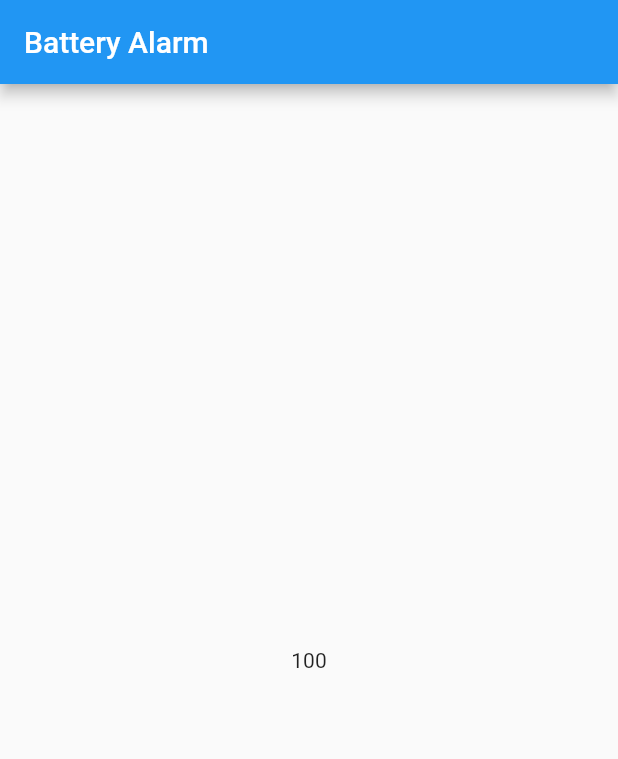
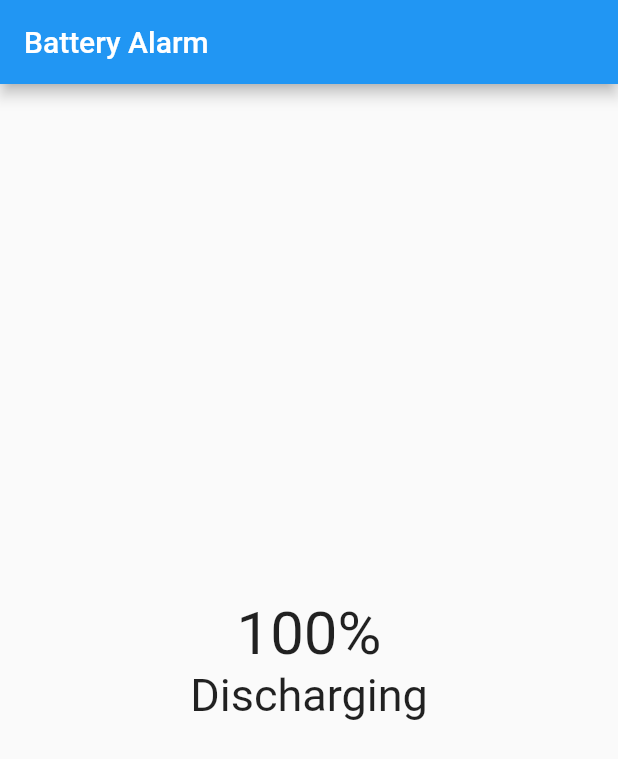
Before and after one commit to sebastiantf/flutter_battery_alarm, a Flutter app: the screen it shows after launch, on a phone screen of 412 x 824 dp. Shown: the top 759 px of the screen. Run offline on Flutter 3.47's test engine with Material 2 defaults, Android fonts, the phone set to English and light mode, and no system bars; our stand-ins replace battery.

Commit message:
display battery state

```diff
--- a/lib/battery_level_page.dart
+++ b/lib/battery_level_page.dart
@@ -9,7 +9,7 @@ class BatteryLevelPage extends StatefulWidget {
 class _BatteryLevelPageState extends State<BatteryLevelPage> {
   final Battery _battery = Battery();
 
-  BatteryState _batteryState;
+  String _batteryState;
   int _batteryLevel;
 
   void _getBatteryLevel() async {
@@ -25,7 +25,7 @@ class _BatteryLevelPageState extends State<BatteryLevelPage> {
       level = await _battery.batteryLevel;
       this.setState(() {
         _batteryLevel = level;
-        _batteryState = state;
+        _batteryState = _parseBatteryState(state);
       });
     });
   }
@@ -36,8 +36,33 @@ class _BatteryLevelPageState extends State<BatteryLevelPage> {
     return Center(
       child: Column(
         mainAxisAlignment: MainAxisAlignment.center,
-        children: <Widget>[Text(_batteryLevel.toString())],
+        children: <Widget>[
+          Text(
+            _batteryLevel.toString() + "%",
+            style: TextStyle(fontSize: 40),
+          ),
+          Text(
+            _batteryState.toString(),
+            style: TextStyle(fontSize: 30),
+          )
+        ],
       ),
     );
   }
+
+  String _parseBatteryState(BatteryState state) {
+    var stateString;
+    switch (state) {
+      case BatteryState.charging:
+        stateString = "Charging";
+        break;
+      case BatteryState.discharging:
+        stateString = "Discharging";
+        break;
+      case BatteryState.full:
+        stateString = "Fully Charged";
+        break;
+    }
+    return stateString;
+  }
 }
```
